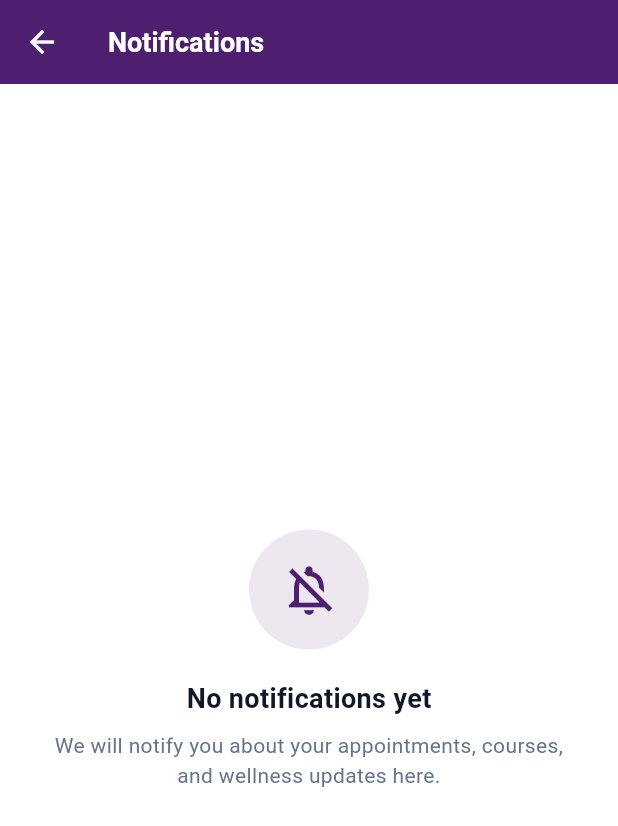
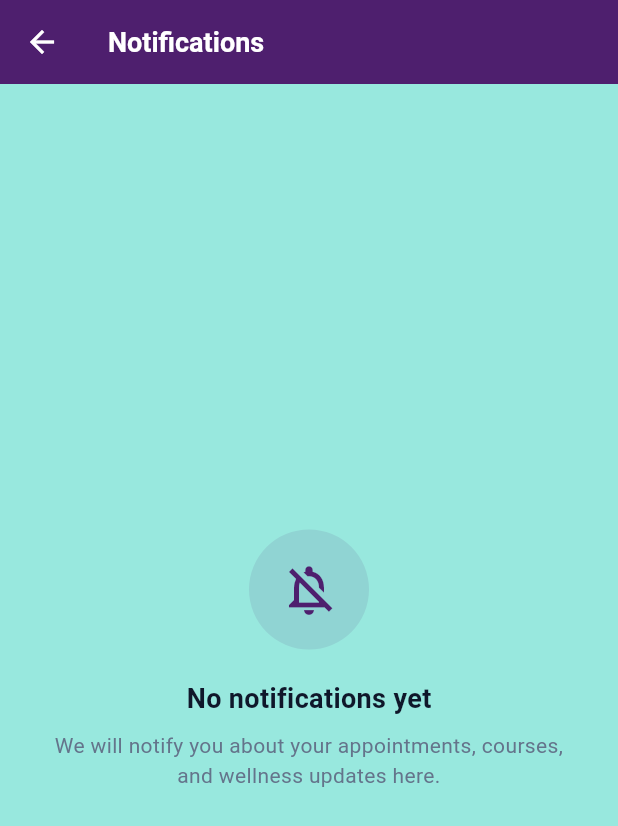
Before and after one commit to jaba967/Ashwash2, a Flutter app: the MainNavigationScreen screen opened directly, after a tap on the "notifications none" icon, on a phone screen of 412 x 824 dp. Shown: the top 826 px of the screen. Run offline on Flutter 3.47's test engine with Material 3 defaults, Android fonts, the phone set to English and light mode, and no system bars; our stand-ins replace cloud_firestore, file_picker, firebase_auth, firebase_core, firebase_messaging, google_fonts and 4 more; accounts and stored records are empty; network calls fail.

Commit message:
feat: Apply rich non-white 4-color palette theme across entire app (Deep Purple, Dark Indigo, Teal, Light Mint)

```diff
--- a/ashwash_app/lib/core/constants/app_colors.dart
+++ b/ashwash_app/lib/core/constants/app_colors.dart
@@ -1,11 +1,11 @@
 import 'package:flutter/material.dart';
 
 class AppColors {
-  // 4-Color Palette requested by User
+  // Strict 4-Color Palette
   static const Color primary = Color(0xFF4E1F6E); // Deep Purple
   static const Color secondary = Color(0xFF3E3E75); // Dark Indigo
   static const Color accent = Color(0xFF45A9A9); // Teal (CTA / Active element)
-  static const Color mint = Color(0xFF98E8DE); // Light Mint (Card / Highlight area)
+  static const Color mint = Color(0xFF98E8DE); // Light Mint (Page / Section / Card Background)
 
   static const Color deepPurple = Color(0xFF4E1F6E);
   static const Color darkIndigo = Color(0xFF3E3E75);
@@ -15,27 +15,27 @@ class AppColors {
   // Status & Utility
   static const Color danger = Color(0xFFEF4444);
   static const Color success = Color(0xFF45A9A9);
-  static const Color warning = Color(0xFFF97316);
+  static const Color warning = Color(0xFF45A9A9);
   static const Color emergency = Color(0xFFEF4444);
 
-  // Backgrounds & Surfaces (Clean white / light gray backgrounds)
-  static const Color bgLight = Color(0xFFFFFFFF);
-  static const Color bgDark = Color(0xFFF8F9FA);
-  static const Color cardLight = Color(0xFFFFFFFF);
+  // Backgrounds & Surfaces (Rich 4-Color Theme: Light Mint #98E8DE background)
+  static const Color bgLight = Color(0xFF98E8DE); // Light Mint
+  static const Color bgDark = Color(0xFF98E8DE); // Light Mint
+  static const Color cardLight = Color(0xFFFFFFFF); // Surface Card
   static const Color cardDark = Color(0xFFFFFFFF);
 
   static const Color darkBackground = bgLight;
   static const Color darkSurface = cardLight;
 
-  // Text Colors
-  static const Color textPrimary = Color(0xFF1F1F1F);
-  static const Color textSecondary = Color(0xFF3E3E75);
-  static const Color textPrimaryLight = Color(0xFF1F1F1F);
-  static const Color textSecondaryLight = Color(0xFF3E3E75);
-  static const Color textPrimaryDark = Color(0xFF1F1F1F);
-  static const Color textSecondaryDark = Color(0xFF3E3E75);
+  // Text Colors (Dark Indigo #3E3E75 & Deep Purple #4E1F6E for crisp contrast on Light Mint)
+  static const Color textPrimary = Color(0xFF3E3E75);
+  static const Color textSecondary = Color(0xFF4E1F6E);
+  static const Color textPrimaryLight = Color(0xFF3E3E75);
+  static const Color textSecondaryLight = Color(0xFF4E1F6E);
+  static const Color textPrimaryDark = Color(0xFF3E3E75);
+  static const Color textSecondaryDark = Color(0xFF4E1F6E);
 
-  // Category Colors mapped to palette accents
+  // Category Colors mapped strictly to 4-color palette
   static const Color categoryPink = Color(0xFF4E1F6E);
   static const Color categoryPurple = Color(0xFF3E3E75);
   static const Color categoryBlue = Color(0xFF45A9A9);
@@ -52,6 +52,6 @@ class AppColors {
   // Surface & Input Colors
   static const Color surfaceLight = Color(0xFFFFFFFF);
   static const Color surfaceDark = Color(0xFFFFFFFF);
-  static const Color inputBgLight = Color(0xFFF8F9FA);
-  static const Color glassSurface = Color(0xFFF8F9FA);
+  static const Color inputBgLight = Color(0xFF98E8DE);
+  static const Color glassSurface = Color(0xFF98E8DE);
 }
--- a/ashwash_app/lib/core/theme/app_theme.dart
+++ b/ashwash_app/lib/core/theme/app_theme.dart
@@ -16,34 +16,41 @@ class AppThemeProvider extends ChangeNotifier {
     useMaterial3: true,
     brightness: Brightness.light,
     primaryColor: AppColors.primary, // #4E1F6E Deep Purple
-    scaffoldBackgroundColor: AppColors.bgLight, // #FFFFFF Clean White
-    cardColor: AppColors.cardLight,
+    scaffoldBackgroundColor: AppColors.lightMint, // #98E8DE Light Mint Background
+    cardColor: Colors.white,
     colorScheme: const ColorScheme.light(
       primary: AppColors.primary, // #4E1F6E Deep Purple
       secondary: AppColors.secondary, // #3E3E75 Dark Indigo
       tertiary: AppColors.accent, // #45A9A9 Teal
       error: AppColors.danger,
-      surface: AppColors.cardLight,
-      background: AppColors.bgLight,
+      surface: Colors.white,
+      background: AppColors.lightMint,
     ),
     appBarTheme: const AppBarTheme(
-      backgroundColor: AppColors.primary, // #4E1F6E Deep Purple
+      backgroundColor: AppColors.primary, // #4E1F6E Deep Purple Header
       elevation: 0,
       iconTheme: IconThemeData(color: Colors.white),
       actionsIconTheme: IconThemeData(color: Colors.white),
       titleTextStyle: TextStyle(color: Colors.white, fontSize: 20, fontWeight: FontWeight.bold),
     ),
     bottomNavigationBarTheme: const BottomNavigationBarThemeData(
-      backgroundColor: Colors.white,
+      backgroundColor: AppColors.lightMint, // #98E8DE
       selectedItemColor: AppColors.primary, // #4E1F6E Deep Purple
       unselectedItemColor: AppColors.secondary, // #3E3E75 Dark Indigo
       elevation: 8,
     ),
     elevatedButtonTheme: ElevatedButtonThemeData(
       style: ElevatedButton.styleFrom(
-        backgroundColor: AppColors.primary, // #4E1F6E Deep Purple
+        backgroundColor: AppColors.primary, // #4E1F6E Deep Purple Primary Button
         foregroundColor: Colors.white,
         textStyle: const TextStyle(fontWeight: FontWeight.bold, fontSize: 16),
+        shape: RoundedRectangleBorder(borderRadius: BorderRadius.all(Radius.circular(14))),
+      ),
+    ),
+    outlinedButtonTheme: OutlinedButtonThemeData(
+      style: OutlinedButton.styleFrom(
+        foregroundColor: AppColors.secondary, // #3E3E75 Dark Indigo Secondary Button
+        side: const BorderSide(color: AppColors.secondary, width: 1.5),
         shape: RoundedRectangleBorder(borderRadius: BorderRadius.all(Radius.circular(14))),
       ),
     ),
--- a/ashwash_app/lib/features/appointments/booking_screen.dart
+++ b/ashwash_app/lib/features/appointments/booking_screen.dart
@@ -86,7 +86,7 @@ class _BookingScreenState extends State<BookingScreen> {
 
 
     return Scaffold(
-      backgroundColor: Colors.white,
+      backgroundColor: AppColors.lightMint, // #98E8DE Soft Light Mint Page Background
       appBar: AppBar(
         backgroundColor: AppColors.primary, // #4E1F6E Deep Purple Header
         elevation: 0,
--- a/ashwash_app/lib/features/appointments/specialist_list_screen.dart
+++ b/ashwash_app/lib/features/appointments/specialist_list_screen.dart
@@ -163,7 +163,7 @@ class _SpecialistListScreenState extends State<SpecialistListScreen> {
     }).toList();
 
     return Scaffold(
-      backgroundColor: Colors.white,
+      backgroundColor: AppColors.lightMint, // #98E8DE Soft Light Mint Page Background
       appBar: AppBar(
         backgroundColor: AppColors.primary, // #4E1F6E Deep Purple Header
         elevation: 0,
--- a/ashwash_app/lib/features/auth/login_screen.dart
+++ b/ashwash_app/lib/features/auth/login_screen.dart
@@ -119,7 +119,7 @@ class _LoginScreenState extends State<LoginScreen> {
     final isBn = langProvider.isBangla;
 
     return Scaffold(
-      backgroundColor: Colors.white,
+      backgroundColor: AppColors.lightMint, // #98E8DE Soft Light Mint Page Background
       body: SafeArea(
         child: SingleChildScrollView(
           padding: const EdgeInsets.symmetric(horizontal: 24, vertical: 20),
@@ -130,13 +130,13 @@ class _LoginScreenState extends State<LoginScreen> {
                 mainAxisAlignment: MainAxisAlignment.spaceBetween,
                 children: [
                   IconButton(
-                    icon: const Icon(Icons.language_rounded, color: Colors.black),
+                    icon: const Icon(Icons.language_rounded, color: AppColors.primary),
                     onPressed: () => langProvider.toggleLanguage(),
                   ),
                   IconButton(
                     icon: Icon(
                       themeProvider.isDarkMode ? Icons.light_mode_outlined : Icons.dark_mode_outlined,
-                      color: Colors.black,
+                      color: AppColors.primary,
                     ),
                     onPressed: () {
                       themeProvider.toggleTheme(!themeProvider.isDarkMode);
--- a/ashwash_app/lib/features/auth/register_screen.dart
+++ b/ashwash_app/lib/features/auth/register_screen.dart
@@ -50,8 +50,11 @@ class _RegisterScreenState extends State<RegisterScreen> {
     final isBn = Provider.of<AppLanguageProvider>(context).isBangla;
 
     return Scaffold(
+      backgroundColor: AppColors.lightMint, // #98E8DE Soft Light Mint Page Background
       appBar: AppBar(
-        title: Text(isBn ? 'সাইন আপ' : 'Register', style: const TextStyle(fontWeight: FontWeight.bold)),
+        backgroundColor: AppColors.primary, // #4E1F6E Deep Purple Header
+        elevation: 0,
+        title: Text(isBn ? 'সাইন আপ' : 'Register', style: const TextStyle(color: Colors.white, fontWeight: FontWeight.bold)),
       ),
       body: SafeArea(
         child: SingleChildScrollView(
--- a/ashwash_app/lib/features/community/community_screen.dart
+++ b/ashwash_app/lib/features/community/community_screen.dart
@@ -258,9 +258,9 @@ class _CommunityScreenState extends State<CommunityScreen> {
     final isDark = Theme.of(context).brightness == Brightness.dark;
 
     return Scaffold(
-      backgroundColor: Colors.white,
+      backgroundColor: AppColors.lightMint, // #98E8DE Soft Light Mint Page Background
       appBar: AppBar(
-        backgroundColor: AppColors.primary,
+        backgroundColor: AppColors.primary, // #4E1F6E Deep Purple Header
         elevation: 0,
         scrolledUnderElevation: 0,
         title: Text(
@@ -277,15 +277,15 @@ class _CommunityScreenState extends State<CommunityScreen> {
               return Container(
                 width: double.infinity,
                 padding: const EdgeInsets.symmetric(horizontal: 16, vertical: 8),
-                color: AppColors.lightMint,
+                color: AppColors.secondary, // #3E3E75 Dark Indigo Supporting Header
                 child: Row(
                   children: [
-                    const Icon(Icons.verified_user_rounded, color: AppColors.primary, size: 20),
+                    const Icon(Icons.verified_user_rounded, color: AppColors.accent, size: 20),
                     const SizedBox(width: 10),
                     Expanded(
                       child: Text(
                         isBn ? 'ভেরিফাইড স্পেশালিস্ট মোড: আপনার মন্তব্য ডক্টর ব্যাজসহ দেখা যাবে' : 'Verified Specialist Mode: Replying with Official Doctor Badge',
-                        style: const TextStyle(color: AppColors.textPrimary, fontWeight: FontWeight.bold, fontSize: 12),
+                        style: const TextStyle(color: Colors.white, fontWeight: FontWeight.bold, fontSize: 12),
                       ),
                     ),
                   ],
--- a/ashwash_app/lib/features/courses/presentation/screens/course_catalog_screen.dart
+++ b/ashwash_app/lib/features/courses/presentation/screens/course_catalog_screen.dart
@@ -69,7 +69,7 @@ class _CourseCatalogScreenState extends State<CourseCatalogScreen> {
     final filteredCourses = courseProvider.getFilteredCourses(widget.categoryId, _searchQuery);
 
     return Scaffold(
-      backgroundColor: Colors.white,
+      backgroundColor: AppColors.lightMint, // #98E8DE Soft Light Mint Page Background
       appBar: AppBar(
         backgroundColor: AppColors.primary, // #4E1F6E Deep Purple Header
         elevation: 0,
--- a/ashwash_app/lib/features/dashboard/presentation/screens/dashboard_screen.dart
+++ b/ashwash_app/lib/features/dashboard/presentation/screens/dashboard_screen.dart
@@ -35,7 +35,7 @@ class _DashboardScreenState extends State<DashboardScreen> {
     final notifProvider = Provider.of<NotificationProvider>(context);
 
     return Scaffold(
-      backgroundColor: Colors.white,
+      backgroundColor: AppColors.lightMint, // #98E8DE Soft Light Mint Page Background
       appBar: AppBar(
         automaticallyImplyLeading: false,
         backgroundColor: AppColors.primary, // #4E1F6E Deep Purple Header
--- a/ashwash_app/lib/features/dashboard/presentation/widgets/quick_actions_grid.dart
+++ b/ashwash_app/lib/features/dashboard/presentation/widgets/quick_actions_grid.dart
@@ -39,8 +39,8 @@ class QuickActionsGrid extends StatelessWidget {
         'id': 'book_session',
         'title': isBn ? 'সেশন বুকিং' : 'Book Session',
         'imageAsset': 'assets/images/specialist_consult_icon.jpg',
-        'bgColor': AppColors.lightMint, // #98E8DE
-        'textColor': AppColors.textPrimary, // #1F1F1F
+        'bgColor': AppColors.deepPurple, // #4E1F6E
+        'textColor': Colors.white,
       },
     ];
 
--- a/ashwash_app/lib/features/mind_games/mind_games_hub_screen.dart
+++ b/ashwash_app/lib/features/mind_games/mind_games_hub_screen.dart
@@ -48,7 +48,7 @@ class _MindGamesHubScreenState extends State<MindGamesHubScreen> {
     final isDark = Theme.of(context).brightness == Brightness.dark;
 
     return Scaffold(
-      backgroundColor: Colors.white,
+      backgroundColor: AppColors.lightMint, // #98E8DE Soft Light Mint Page Background
       appBar: AppBar(
         backgroundColor: AppColors.primary, // #4E1F6E Deep Purple Header
         elevation: 0,
--- a/ashwash_app/lib/features/navigation/presentation/screens/main_navigation_screen.dart
+++ b/ashwash_app/lib/features/navigation/presentation/screens/main_navigation_screen.dart
@@ -46,10 +46,10 @@ class _MainNavigationScreenState extends State<MainNavigationScreen> {
       ),
       bottomNavigationBar: Container(
         decoration: BoxDecoration(
-          color: Colors.white,
+          color: AppColors.lightMint, // #98E8DE Light Mint Bottom Nav Background
           boxShadow: [
             BoxShadow(
-              color: Colors.black.withOpacity(0.08),
+              color: AppColors.darkIndigo.withOpacity(0.12),
               blurRadius: 16,
               offset: const Offset(0, -4),
             ),
@@ -57,7 +57,7 @@ class _MainNavigationScreenState extends State<MainNavigationScreen> {
         ),
         child: NavigationBarTheme(
           data: NavigationBarThemeData(
-            indicatorColor: AppColors.lightMint, // #98E8DE Light Mint active indicator
+            indicatorColor: AppColors.accent, // #45A9A9 Teal Active Indicator
           ),
           child: BottomNavigationBar(
             currentIndex: _currentIndex,
@@ -70,11 +70,11 @@ class _MainNavigationScreenState extends State<MainNavigationScreen> {
               }
             },
             type: BottomNavigationBarType.fixed,
-            backgroundColor: Colors.white,
-            selectedItemColor: AppColors.primary, // #4E1F6E Deep Purple
-            unselectedItemColor: AppColors.secondary, // #3E3E75 Dark Indigo
+            backgroundColor: AppColors.lightMint, // #98E8DE Light Mint Nav Background
+            selectedItemColor: AppColors.primary, // #4E1F6E Deep Purple Selected
+            unselectedItemColor: AppColors.secondary, // #3E3E75 Dark Indigo Unselected
             selectedLabelStyle: const TextStyle(fontWeight: FontWeight.bold, fontSize: 12, color: AppColors.primary),
-            unselectedLabelStyle: const TextStyle(fontWeight: FontWeight.normal, fontSize: 12, color: AppColors.secondary),
+            unselectedLabelStyle: const TextStyle(fontWeight: FontWeight.w600, fontSize: 12, color: AppColors.secondary),
             elevation: 0,
             items: const [
               BottomNavigationBarItem(
--- a/ashwash_app/lib/features/notifications/screens/notification_screen.dart
+++ b/ashwash_app/lib/features/notifications/screens/notification_screen.dart
@@ -131,7 +131,7 @@ class _NotificationScreenState extends State<NotificationScreen> {
     final isDark = Theme.of(context).brightness == Brightness.dark;
 
     return Scaffold(
-      backgroundColor: Colors.white,
+      backgroundColor: AppColors.lightMint, // #98E8DE Soft Light Mint Page Background
       appBar: AppBar(
         title: const Text(
           'Notifications',
--- a/ashwash_app/lib/features/onboarding/onboarding_screen.dart
+++ b/ashwash_app/lib/features/onboarding/onboarding_screen.dart
@@ -49,6 +49,7 @@ class _OnboardingScreenState extends State<OnboardingScreen> {
     final isBn = langProvider.isBangla;
 
     return Scaffold(
+      backgroundColor: AppColors.lightMint, // #98E8DE Soft Light Mint Page Background
       body: SafeArea(
         child: Column(
           children: [
--- a/ashwash_app/lib/features/profile/my_enrolled_courses_screen.dart
+++ b/ashwash_app/lib/features/profile/my_enrolled_courses_screen.dart
@@ -305,7 +305,7 @@ class _MyEnrolledCoursesScreenState extends State<MyEnrolledCoursesScreen> {
     final isDark = Theme.of(context).brightness == Brightness.dark;
 
     return Scaffold(
-      backgroundColor: Colors.white,
+      backgroundColor: AppColors.lightMint, // #98E8DE Soft Light Mint Page Background
       appBar: AppBar(
         backgroundColor: AppColors.primary,
         elevation: 0,
--- a/ashwash_app/lib/features/profile/my_patient_sessions_screen.dart
+++ b/ashwash_app/lib/features/profile/my_patient_sessions_screen.dart
@@ -43,9 +43,9 @@ class _MyPatientSessionsScreenState extends State<MyPatientSessionsScreen> {
     }
 
     return Scaffold(
-      backgroundColor: Colors.white,
+      backgroundColor: AppColors.lightMint, // #98E8DE Soft Light Mint Page Background
       appBar: AppBar(
-        backgroundColor: AppColors.primary,
+        backgroundColor: AppColors.primary, // #4E1F6E Deep Purple Header
         elevation: 0,
         scrolledUnderElevation: 0,
         title: Text(
@@ -62,7 +62,7 @@ class _MyPatientSessionsScreenState extends State<MyPatientSessionsScreen> {
           // Filter Tabs (All, Confirmed, Pending, Missed)
           Container(
             padding: const EdgeInsets.symmetric(horizontal: 16, vertical: 12),
-            color: Colors.white,
+            color: AppColors.lightMint,
             child: SingleChildScrollView(
               scrollDirection: Axis.horizontal,
               child: Row(
--- a/ashwash_app/lib/features/profile/profile_screen.dart
+++ b/ashwash_app/lib/features/profile/profile_screen.dart
@@ -116,7 +116,7 @@ class _ProfileScreenState extends State<ProfileScreen> {
     }
 
     return Scaffold(
-      backgroundColor: Colors.white,
+      backgroundColor: AppColors.lightMint, // #98E8DE Soft Light Mint Page Background
       appBar: AppBar(
         backgroundColor: AppColors.primary, // #4E1F6E Deep Purple Header
         elevation: 0,
--- a/ashwash_app/lib/features/splash/splash_screen.dart
+++ b/ashwash_app/lib/features/splash/splash_screen.dart
@@ -1,5 +1,6 @@
 import 'package:flutter/material.dart';
 import 'package:provider/provider.dart';
+import '../../core/constants/app_colors.dart';
 import '../../core/services/auth_service.dart';
 import '../onboarding/onboarding_screen.dart';
 import '../navigation/presentation/screens/main_navigation_screen.dart';
@@ -59,7 +60,7 @@ class _SplashScreenState extends State<SplashScreen> with SingleTickerProviderSt
   @override
   Widget build(BuildContext context) {
     return Scaffold(
-      backgroundColor: Colors.transparent,
+      backgroundColor: AppColors.lightMint, // #98E8DE Soft Light Mint Page Background
       body: Center(
         child: FadeTransition(
           opacity: _fadeAnimation,
```
Also changed, not shown: ashwash_app/lib/features/hub/presentation/screens/knowledge_hub_screen.dart (+5 -6 lines).
